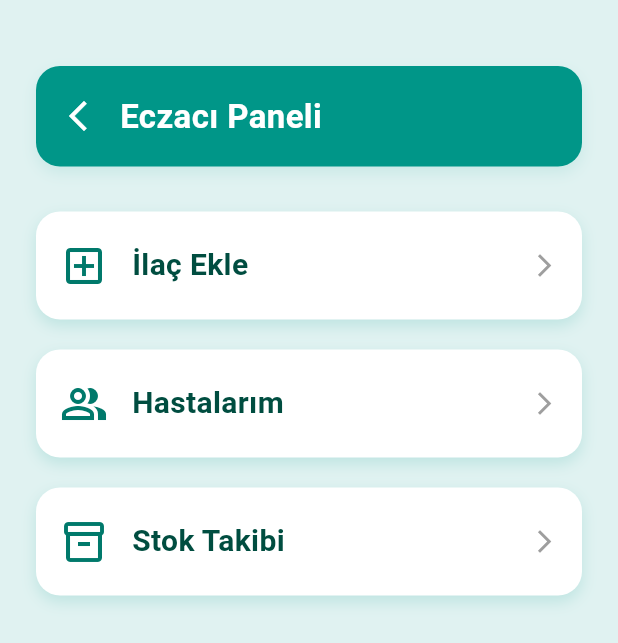
After one commit to Mert30/YZTA-Bootcamp-Group-110, a Flutter app: the PharmacistMainPage screen opened directly, on a phone screen of 412 x 824 dp. The commit adds this screen. Shown: the top 643 px of the screen. Run offline on Flutter 3.47's test engine with Material 3 defaults, Android fonts, the phone set to English and light mode, and no system bars; our stand-ins replace cloud_firestore, firebase_auth, firebase_core; missing offline and left inert: mobile_scanner; accounts and stored records are empty.

Commit message:
"Eczacı Ana sayfası yapıldı"

```diff
--- /dev/null
+++ b/lib/pages/pharmacy_main_page.dart
@@ -0,0 +1,140 @@
+import 'package:flutter/material.dart';
+import 'package:smart_med_assistant/pages/add_medicine_page.dart';
+import 'package:smart_med_assistant/pages/patients_page.dart';
+
+class PharmacistMainPage extends StatelessWidget {
+  const PharmacistMainPage({super.key});
+
+  @override
+  Widget build(BuildContext context) {
+    return Scaffold(
+      backgroundColor: Colors.teal.shade50,
+      body: Padding(
+        padding: const EdgeInsets.all(24),
+        child: Column(
+          children: [
+            // Özel başlık
+            SizedBox(height: 20),
+            Container(
+              padding: const EdgeInsets.symmetric(horizontal: 16, vertical: 18),
+              decoration: BoxDecoration(
+                color: Colors.teal,
+                borderRadius: BorderRadius.circular(16),
+                boxShadow: [
+                  BoxShadow(
+                    color: Colors.teal.withOpacity(0.1),
+                    blurRadius: 8,
+                    offset: const Offset(0, 4),
+                  ),
+                ],
+              ),
+              child: Row(
+                children: [
+                  InkWell(
+                    onTap: () {
+                      Navigator.pop(context);
+                    },
+                    borderRadius: BorderRadius.circular(30),
+                    child: Icon(
+                      Icons.arrow_back_ios_new,
+                      color: Colors.white,
+                      size: 24,
+                    ),
+                  ),
+                  const SizedBox(width: 16),
+                  Text(
+                    'Eczacı Paneli',
+                    style: TextStyle(
+                      fontSize: 22,
+                      fontWeight: FontWeight.bold,
+                      color: Colors.white,
+                    ),
+                  ),
+                ],
+              ),
+            ),
+
+            const SizedBox(height: 30),
+
+            // Butonlar
+            _buildCardButton(
+              context,
+              label: 'İlaç Ekle',
+              icon: Icons.add_box_outlined,
+              onTap: () {
+                Navigator.push(
+                  context,
+                  MaterialPageRoute(builder: (context) => AddMedicinePage()),
+                );
+              },
+            ),
+            const SizedBox(height: 20),
+            _buildCardButton(
+              context,
+              label: 'Hastalarım',
+              icon: Icons.people_alt_outlined,
+              onTap: () {
+                Navigator.push(
+                  context,
+                  MaterialPageRoute(builder: (context) => PatientsPage()),
+                );
+              },
+            ),
+            const SizedBox(height: 20),
+            _buildCardButton(
+              context,
+              label: 'Stok Takibi',
+              icon: Icons.inventory_2_outlined,
+              onTap: () {
+                // Navigator.push(context, MaterialPageRoute(builder: (context) => StockPage()));
+              },
+            ),
+          ],
+        ),
+      ),
+    );
+  }
+
+  Widget _buildCardButton(
+    BuildContext context, {
+    required String label,
+    required IconData icon,
+    required VoidCallback onTap,
+  }) {
+    return InkWell(
+      onTap: onTap,
+      borderRadius: BorderRadius.circular(16),
+      splashColor: Colors.teal.shade100,
+      child: Container(
+        padding: const EdgeInsets.symmetric(vertical: 20, horizontal: 16),
+        decoration: BoxDecoration(
+          color: Colors.white,
+          borderRadius: BorderRadius.circular(16),
+          boxShadow: [
+            BoxShadow(
+              color: Colors.teal.withOpacity(0.15),
+              blurRadius: 8,
+              offset: const Offset(0, 4),
+            ),
+          ],
+        ),
+        child: Row(
+          children: [
+            Icon(icon, color: Colors.teal.shade700, size: 32),
+            const SizedBox(width: 16),
+            Text(
+              label,
+              style: TextStyle(
+                color: Colors.teal.shade900,
+                fontSize: 20,
+                fontWeight: FontWeight.w600,
+              ),
+            ),
+            const Spacer(),
+            const Icon(Icons.arrow_forward_ios, size: 18, color: Colors.grey),
+          ],
+        ),
+      ),
+    );
+  }
+}
```
Also changed, not shown: lib/pages/add_medicine_page.dart (renamed from lib/pages/pharmacy_process_page.dart, +4 -4 lines), lib/pages/patients_page.dart (added, +130 -0 lines), lib/pages/pharmacy_login_page.dart (+26 -5 lines).
